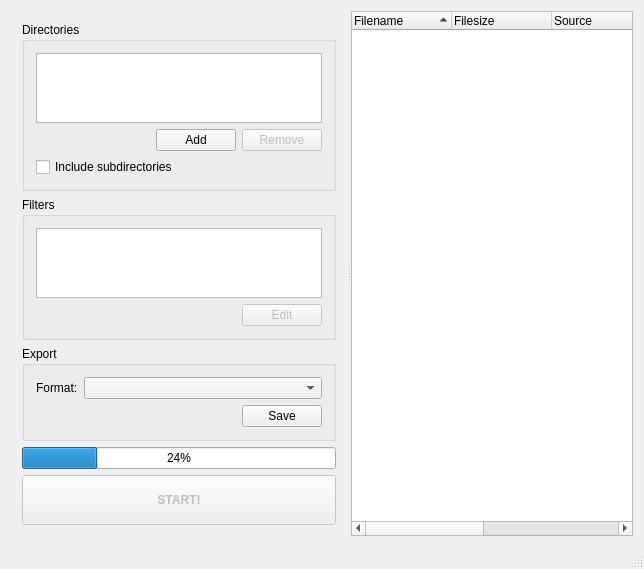
arturo182/CodeStat, file src/wndMain.ui: the form before one commit.
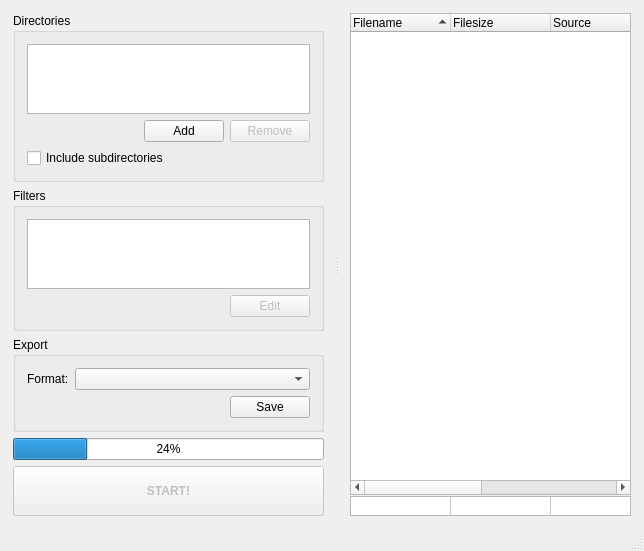
The form after the commit. Icons and pictures are not drawn.

Commit message: Added full stats on bottom. Last used directory is now saved.

Diff of the .ui file:
```diff
--- a/src/wndMain.ui
+++ b/src/wndMain.ui
@@ -19,6 +19,9 @@
   </property>
   <widget class="QWidget" name="centralWidget">
    <layout class="QGridLayout" name="gridLayout_2">
+    <property name="margin">
+     <number>2</number>
+    </property>
     <item row="0" column="0">
      <widget class="QSplitter" name="splitter">
       <property name="orientation">
@@ -243,10 +246,19 @@
         </item>
        </layout>
       </widget>
+      <widget class="QWidget" name="">
+       <layout class="QVBoxLayout" name="verticalLayout">
+        <property name="spacing">
+         <number>1</number>
+        </property>
+        <item>
       <widget class="QTreeWidget" name="twStats">
        <property name="sortingEnabled">
         <bool>true</bool>
        </property>
+          <attribute name="headerStretchLastSection">
+           <bool>false</bool>
+          </attribute>
        <column>
         <property name="text">
          <string>Filename</string>
@@ -277,6 +289,120 @@
          <string>Total</string>
         </property>
        </column>
+         </widget>
+        </item>
+        <item>
+         <widget class="QTableWidget" name="tblStats">
+          <property name="sizePolicy">
+           <sizepolicy hsizetype="Expanding" vsizetype="Expanding">
+            <horstretch>0</horstretch>
+            <verstretch>0</verstretch>
+           </sizepolicy>
+          </property>
+          <property name="maximumSize">
+           <size>
+            <width>16777215</width>
+            <height>20</height>
+           </size>
+          </property>
+          <property name="focusPolicy">
+           <enum>Qt::NoFocus</enum>
+          </property>
+          <property name="horizontalScrollBarPolicy">
+           <enum>Qt::ScrollBarAlwaysOff</enum>
+          </property>
+          <property name="autoScroll">
+           <bool>false</bool>
+          </property>
+          <property name="editTriggers">
+           <set>QAbstractItemView::NoEditTriggers</set>
+          </property>
+          <property name="selectionMode">
+           <enum>QAbstractItemView::NoSelection</enum>
+          </property>
+          <property name="horizontalScrollMode">
+           <enum>QAbstractItemView::ScrollPerPixel</enum>
+          </property>
+          <attribute name="horizontalHeaderVisible">
+           <bool>false</bool>
+          </attribute>
+          <attribute name="verticalHeaderVisible">
+           <bool>false</bool>
+          </attribute>
+          <attribute name="verticalHeaderDefaultSectionSize">
+           <number>20</number>
+          </attribute>
+          <attribute name="verticalHeaderMinimumSectionSize">
+           <number>0</number>
+          </attribute>
+          <row>
+           <property name="text">
+            <string/>
+           </property>
+          </row>
+          <column>
+           <property name="text">
+            <string/>
+           </property>
+          </column>
+          <column>
+           <property name="text">
+            <string/>
+           </property>
+          </column>
+          <column>
+           <property name="text">
+            <string/>
+           </property>
+          </column>
+          <column>
+           <property name="text">
+            <string/>
+           </property>
+          </column>
+          <column>
+           <property name="text">
+            <string/>
+           </property>
+          </column>
+          <column>
+           <property name="text">
+            <string/>
+           </property>
+          </column>
+          <item row="0" column="0">
+           <property name="text">
+            <string/>
+           </property>
+          </item>
+          <item row="0" column="1">
+           <property name="text">
+            <string/>
+           </property>
+          </item>
+          <item row="0" column="2">
+           <property name="text">
+            <string/>
+           </property>
+          </item>
+          <item row="0" column="3">
+           <property name="text">
+            <string/>
+           </property>
+          </item>
+          <item row="0" column="4">
+           <property name="text">
+            <string/>
+           </property>
+          </item>
+          <item row="0" column="5">
+           <property name="text">
+            <string/>
+           </property>
+          </item>
+         </widget>
+        </item>
+       </layout>
       </widget>
      </widget>
     </item>
```
Lines whose indentation alone changed are shown as unchanged. The commit also changes 2 other files.
